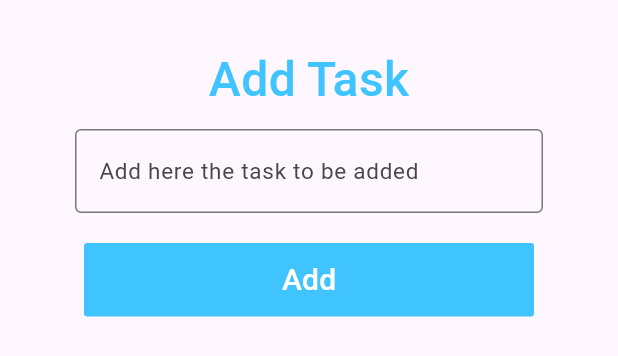
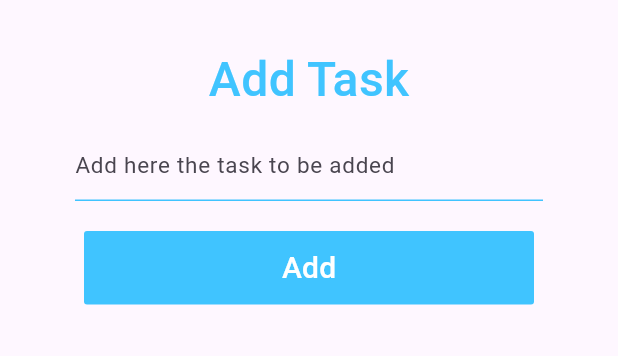
Before and after one commit to Zedestar/flutter_todo_app, a Flutter app: the BottomTaskAdd widget shown alone on an empty page, opened directly, on a phone screen of 412 x 824 dp. Shown: the top 356 px of the screen. Run offline on Flutter 3.47's test engine with Material 3 defaults, Android fonts, the phone set to English and light mode, and no system bars.

Commit message:
Dealing with the layout od todo app towards statemanagements

```diff
--- a/lib/components/add_task_widget.dart
+++ b/lib/components/add_task_widget.dart
@@ -29,7 +29,19 @@ class BottomTaskAdd extends StatelessWidget {
               hintStyle: TextStyle(
                 fontSize: 15,
               ),
-              border: OutlineInputBorder(),
+              enabledBorder: UnderlineInputBorder(
+                borderSide: BorderSide(
+                  color: Colors.lightBlueAccent,
+                  width: 1.0,
+                ),
+              ),
+              focusedBorder: UnderlineInputBorder(
+                borderSide: BorderSide(
+                  color: Colors.lightBlueAccent,
+                  width: 2.0,
+                  style: BorderStyle.solid,
+                ),
+              ),
             ),
           ),
           SizedBox(
```
